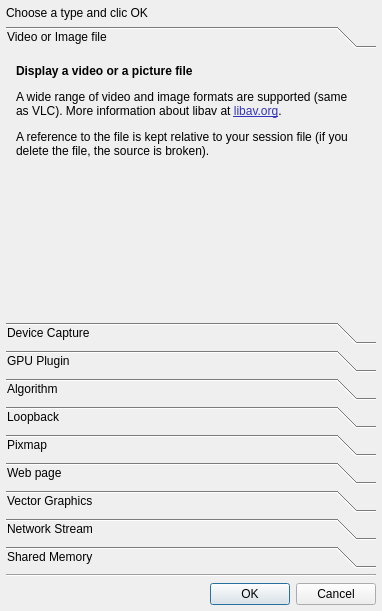
Old version of the form src/NewSourceDialog.ui in the repository markus-wa/glmixer-mirror.
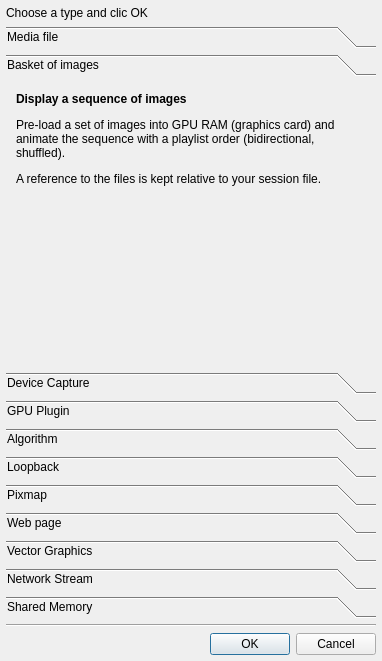
New version of the form. The open tabs and pages were chosen to show the change. Icons and pictures are not drawn.

Commit message: Add Basket Source in new source creation GUI.

```diff
--- a/src/NewSourceDialog.ui
+++ b/src/NewSourceDialog.ui
@@ -7,7 +7,7 @@
     <x>0</x>
     <y>0</y>
     <width>382</width>
-    <height>611</height>
+    <height>661</height>
    </rect>
   </property>
   <property name="windowTitle">
@@ -56,8 +56,8 @@
        <rect>
         <x>0</x>
         <y>0</y>
-        <width>355</width>
-        <height>162</height>
+        <width>370</width>
+        <height>168</height>
        </rect>
       </property>
       <attribute name="icon">
@@ -65,7 +65,7 @@
         <normaloff>:/glmixer/icons/fileimport.png</normaloff>:/glmixer/icons/fileimport.png</iconset>
       </attribute>
       <attribute name="label">
-       <string>Video or Image file</string>
+       <string>Media file</string>
       </attribute>
       <layout class="QHBoxLayout" name="horizontalLayout_8">
        <property name="margin">
@@ -92,11 +92,10 @@
           <string>&lt;!DOCTYPE HTML PUBLIC &quot;-//W3C//DTD HTML 4.0//EN&quot; &quot;http://www.w3.org/TR/REC-html40/strict.dtd&quot;&gt;
 &lt;html&gt;&lt;head&gt;&lt;meta name=&quot;qrichtext&quot; content=&quot;1&quot; /&gt;&lt;style type=&quot;text/css&quot;&gt;
 p, li { white-space: pre-wrap; }
-&lt;/style&gt;&lt;/head&gt;&lt;body style=&quot; font-family:'.SF NS Text'; font-size:13pt; font-weight:400; font-style:normal;&quot;&gt;
-&lt;p style=&quot; margin-top:12px; margin-bottom:12px; margin-left:0px; margin-right:0px; -qt-block-indent:0; text-indent:0px;&quot;&gt;&lt;span style=&quot; font-family:'Ubuntu'; font-size:9pt; font-weight:600;&quot;&gt;Display a video or a picture file&lt;/span&gt;&lt;/p&gt;
-&lt;p style=&quot; margin-top:12px; margin-bottom:12px; margin-left:0px; margin-right:0px; -qt-block-indent:0; text-indent:0px;&quot;&gt;&lt;span style=&quot; font-family:'Ubuntu'; font-size:9pt;&quot;&gt;A wide range of video and image formats are supported (same as VLC). More information about libav at &lt;/span&gt;&lt;a href=&quot;https://libav.org/&quot;&gt;&lt;span style=&quot; font-family:'Ubuntu'; font-size:9pt; text-decoration: underline; color:#3333bb;&quot;&gt;libav.org&lt;/span&gt;&lt;/a&gt;&lt;span style=&quot; font-family:'Ubuntu'; font-size:9pt;&quot;&gt;. &lt;/span&gt;&lt;/p&gt;
-&lt;p style=&quot; margin-top:12px; margin-bottom:12px; margin-left:0px; margin-right:0px; -qt-block-indent:0; text-indent:0px;&quot;&gt;&lt;span style=&quot; font-family:'Ubuntu'; font-size:9pt;&quot;&gt;A reference to the file is kept relative to your session file (if you delete the file, the source is broken).&lt;/span&gt;&lt;/p&gt;
-&lt;p style=&quot; margin-top:12px; margin-bottom:12px; margin-left:0px; margin-right:0px; -qt-block-indent:0; text-indent:0px;&quot;&gt;&lt;span style=&quot; font-family:'Sans Serif'; font-size:9pt;&quot;&gt;&lt;br /&gt;&lt;/span&gt;&lt;/p&gt;&lt;/body&gt;&lt;/html&gt;</string>
+&lt;/style&gt;&lt;/head&gt;&lt;body style=&quot; font-family:'Ubuntu'; font-size:11pt; font-weight:200; font-style:normal;&quot;&gt;
+&lt;p style=&quot; margin-top:12px; margin-bottom:12px; margin-left:0px; margin-right:0px; -qt-block-indent:0; text-indent:0px;&quot;&gt;&lt;span style=&quot; font-size:9pt; font-weight:600;&quot;&gt;Display a video or a picture file&lt;/span&gt;&lt;/p&gt;
+&lt;p style=&quot; margin-top:12px; margin-bottom:12px; margin-left:0px; margin-right:0px; -qt-block-indent:0; text-indent:0px;&quot;&gt;&lt;span style=&quot; font-size:9pt; font-weight:400;&quot;&gt;A wide range of video and image formats are supported (same as VLC). More information about libav at &lt;/span&gt;&lt;a href=&quot;https://libav.org/&quot;&gt;&lt;span style=&quot; font-size:9pt; font-weight:400; text-decoration: underline; color:#3333bb;&quot;&gt;libav.org&lt;/span&gt;&lt;/a&gt;&lt;span style=&quot; font-size:9pt; font-weight:400;&quot;&gt;. &lt;/span&gt;&lt;/p&gt;
+&lt;p style=&quot; margin-top:12px; margin-bottom:12px; margin-left:0px; margin-right:0px; -qt-block-indent:0; text-indent:0px;&quot;&gt;&lt;span style=&quot; font-size:9pt; font-weight:400;&quot;&gt;A reference to the file is kept relative to your session file (if you delete the file, the source is broken).&lt;/span&gt;&lt;/p&gt;&lt;/body&gt;&lt;/html&gt;</string>
          </property>
          <property name="textInteractionFlags">
           <set>Qt::TextBrowserInteraction</set>
@@ -130,6 +129,84 @@
        </item>
       </layout>
      </widget>
+     <widget class="QWidget" name="basket">
+      <property name="geometry">
+       <rect>
+        <x>0</x>
+        <y>0</y>
+        <width>370</width>
+        <height>168</height>
+       </rect>
+      </property>
+      <attribute name="icon">
+       <iconset resource="../icons.qrc">
+        <normaloff>:/glmixer/icons/basketsource.png</normaloff>:/glmixer/icons/basketsource.png</iconset>
+      </attribute>
+      <attribute name="label">
+       <string>Basket of images</string>
+      </attribute>
+      <layout class="QHBoxLayout" name="horizontalLayout_9">
+       <property name="leftMargin">
+        <number>6</number>
+       </property>
+       <property name="topMargin">
+        <number>6</number>
+       </property>
+       <property name="rightMargin">
+        <number>6</number>
+       </property>
+       <property name="bottomMargin">
+        <number>6</number>
+       </property>
+       <item>
+        <widget class="QTextBrowser" name="textBrowser_10">
+         <property name="styleSheet">
+          <string notr="true">QTextEdit{
+color:palette(button-text);
+background-color: transparent;
+}</string>
+         </property>
+         <property name="frameShape">
+          <enum>QFrame::NoFrame</enum>
+         </property>
+         <property name="undoRedoEnabled">
+          <bool>false</bool>
+         </property>
+         <property name="readOnly">
+          <bool>true</bool>
+         </property>
+         <property name="html">
+          <string>&lt;!DOCTYPE HTML PUBLIC &quot;-//W3C//DTD HTML 4.0//EN&quot; &quot;http://www.w3.org/TR/REC-html40/strict.dtd&quot;&gt;
+&lt;html&gt;&lt;head&gt;&lt;meta name=&quot;qrichtext&quot; content=&quot;1&quot; /&gt;&lt;style type=&quot;text/css&quot;&gt;
+p, li { white-space: pre-wrap; }
+&lt;/style&gt;&lt;/head&gt;&lt;body style=&quot; font-family:'Ubuntu'; font-size:11pt; font-weight:200; font-style:normal;&quot;&gt;
+&lt;p style=&quot; margin-top:12px; margin-bottom:12px; margin-left:0px; margin-right:0px; -qt-block-indent:0; text-indent:0px;&quot;&gt;&lt;span style=&quot; font-size:9pt; font-weight:600;&quot;&gt;Display a sequence of images&lt;/span&gt;&lt;/p&gt;
+&lt;p style=&quot; margin-top:12px; margin-bottom:12px; margin-left:0px; margin-right:0px; -qt-block-indent:0; text-indent:0px;&quot;&gt;&lt;span style=&quot; font-size:9pt; font-weight:400;&quot;&gt;Pre-load a set of images into GPU RAM (graphics card) and animate the sequence with a playlist order (bidirectional, shuffled).&lt;/span&gt;&lt;/p&gt;
+&lt;p style=&quot; margin-top:12px; margin-bottom:12px; margin-left:0px; margin-right:0px; -qt-block-indent:0; text-indent:0px;&quot;&gt;&lt;span style=&quot; font-size:9pt; font-weight:400;&quot;&gt;A reference to the files is kept relative to your session file.&lt;/span&gt;&lt;/p&gt;&lt;/body&gt;&lt;/html&gt;</string>
+         </property>
+         <property name="textInteractionFlags">
+          <set>Qt::TextBrowserInteraction</set>
+         </property>
+         <property name="openExternalLinks">
+          <bool>true</bool>
+         </property>
+         <property name="openLinks">
+          <bool>true</bool>
+         </property>
+        </widget>
+       </item>
+       <item>
+        <widget class="QLabel" name="label_11">
+         <property name="text">
+          <string/>
+         </property>
+         <property name="pixmap">
+          <pixmap resource="../images.qrc">:/glmixer/images/new_basket.png</pixmap>
+         </property>
+        </widget>
+       </item>
+      </layout>
+     </widget>
      <widget class="QWidget" name="device">
       <property name="geometry">
        <rect>
```
Left out of the diff: 218 changed lines with no effect on the pictures. The commit also changes 4 other files.
